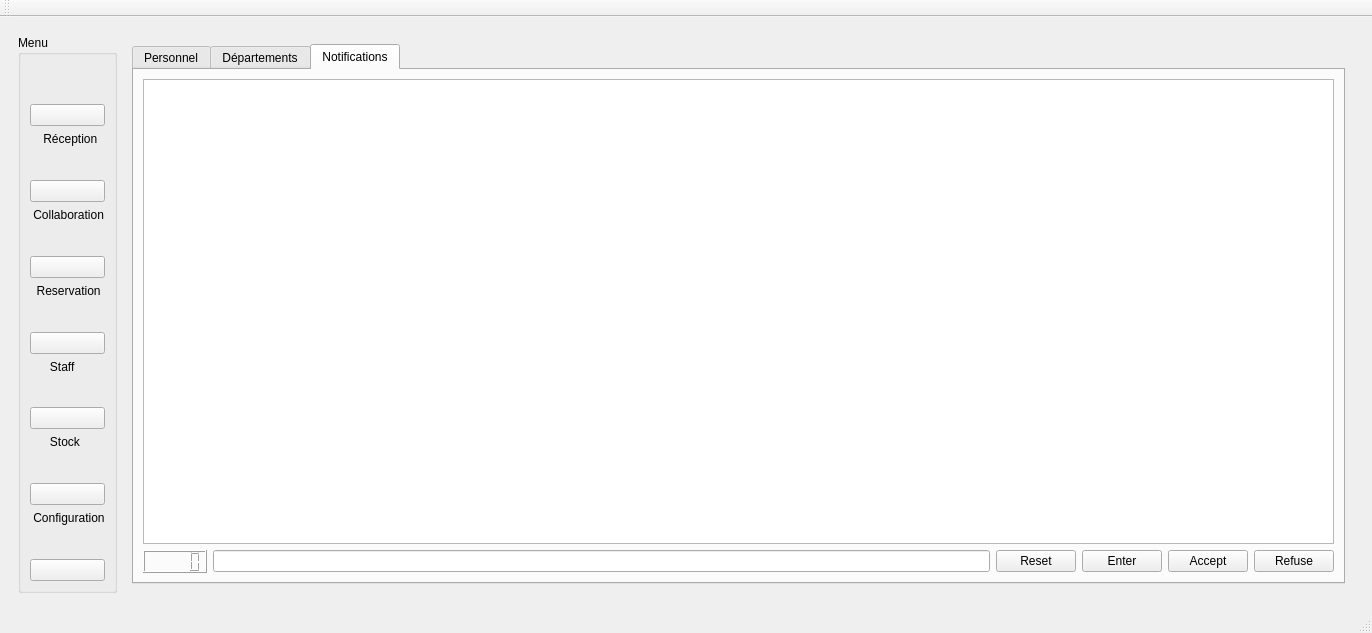
dhiaabdelli1/Wedding_planner_2A1, file INTEGRATION/mainwindow.ui: the form before one commit.
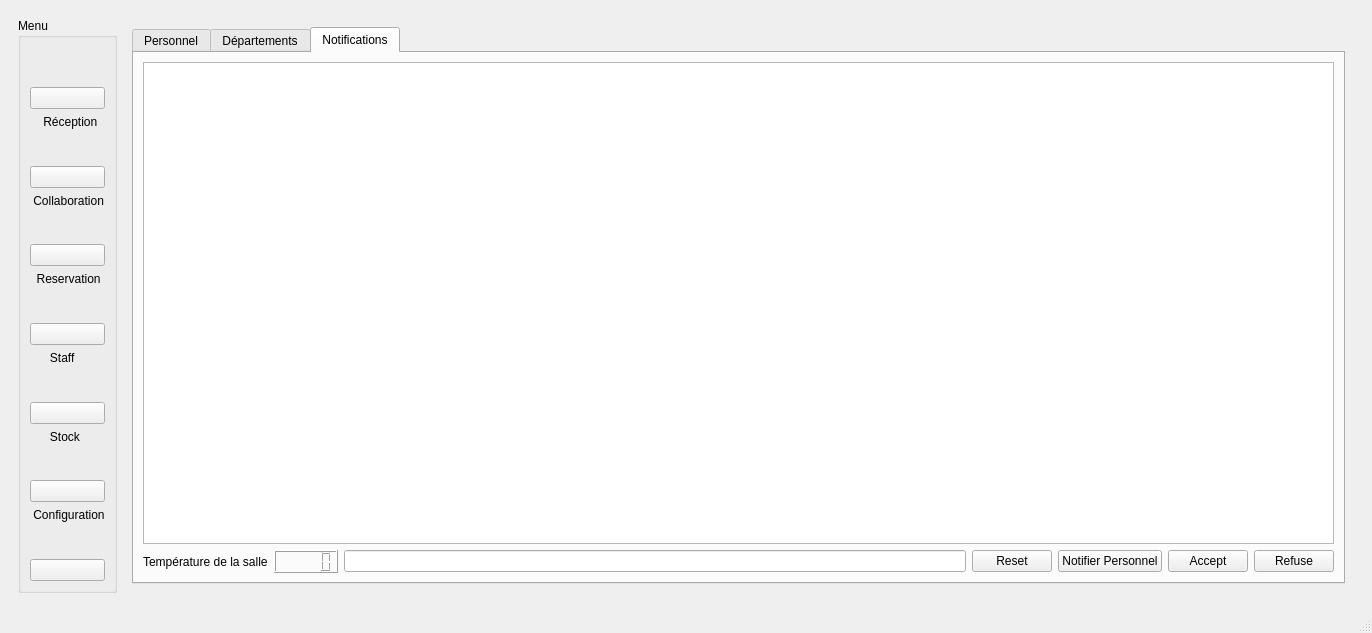
The form after the commit. The open tabs and pages were chosen to show the change. Icons and pictures are not drawn.

Patch:
```diff
--- a/INTEGRATION/mainwindow.ui
+++ b/INTEGRATION/mainwindow.ui
@@ -3110,6 +3110,13 @@
                         </item>
                         <item>
                          <layout class="QHBoxLayout" name="horizontalLayout_120">
+                          <item>
+                           <widget class="QLabel" name="label_55">
+                            <property name="text">
+                             <string>Température de la salle</string>
+                            </property>
+                           </widget>
+                          </item>
                           <item>
                            <widget class="QLCDNumber" name="tmp"/>
                           </item>
@@ -3126,7 +3133,7 @@
                           <item>
                            <widget class="QPushButton" name="enter_personnel">
                             <property name="text">
-                             <string>Enter</string>
+                             <string>Notifier Personnel</string>
                             </property>
                            </widget>
                           </item>
@@ -5338,17 +5345,6 @@
    </property>
   </widget>
   <widget class="QStatusBar" name="statusbar"/>
-  <widget class="QToolBar" name="toolBar">
-   <property name="windowTitle">
-    <string>toolBar</string>
-   </property>
-   <attribute name="toolBarArea">
-    <enum>TopToolBarArea</enum>
-   </attribute>
-   <attribute name="toolBarBreak">
-    <bool>false</bool>
-   </attribute>
-  </widget>
  </widget>
  <resources>
   <include location="colab.qrc"/>
```
Left out of the diff: 29 changed lines with no effect on the pictures.
